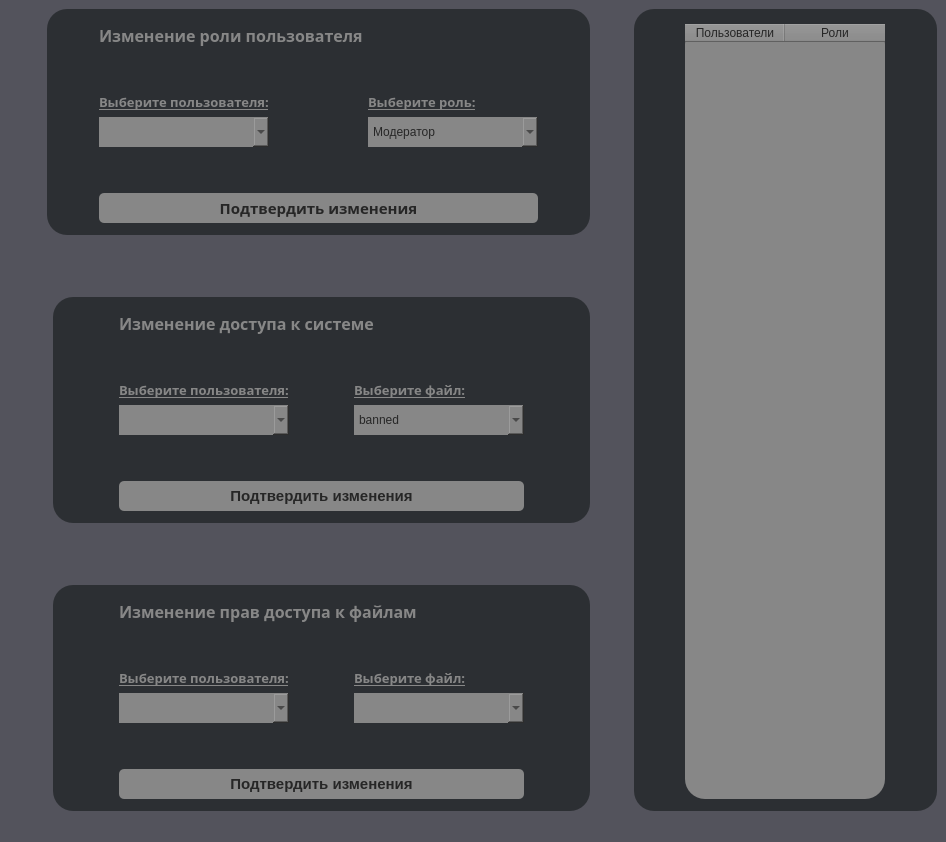
Before: the Qt Designer form adminpanel2.ui in Proto999/authgui, drawn with Qt 5.
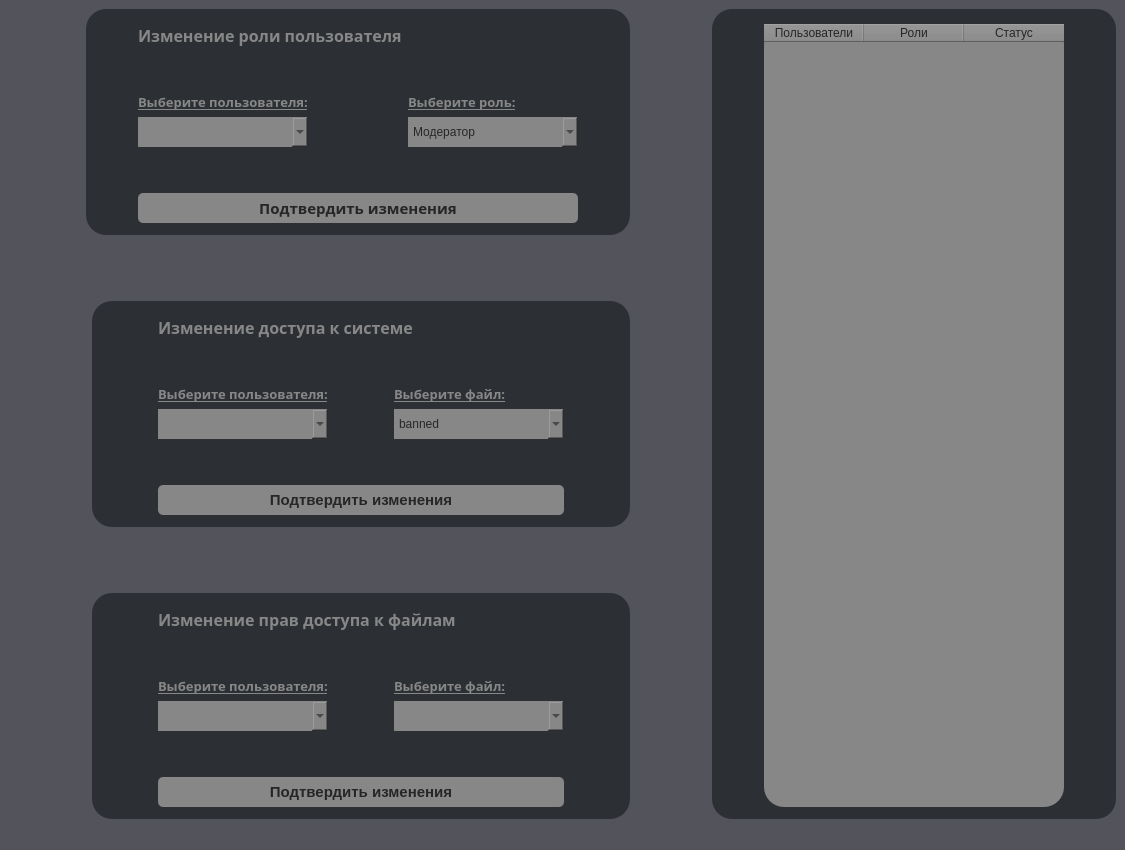
After: the same form once the commit is applied.

The edit to the form file:
```diff
--- a/adminpanel2.ui
+++ b/adminpanel2.ui
@@ -6,8 +6,8 @@
    <rect>
     <x>0</x>
     <y>0</y>
-    <width>946</width>
-    <height>842</height>
+    <width>1125</width>
+    <height>850</height>
    </rect>
   </property>
   <property name="windowTitle">
@@ -462,7 +462,7 @@
      <widget class="QGroupBox" name="groupBox">
       <property name="minimumSize">
        <size>
-        <width>260</width>
+        <width>317</width>
         <height>300</height>
        </size>
       </property>
@@ -492,7 +492,7 @@
         <widget class="QTableWidget" name="tableWidget">
          <property name="minimumSize">
           <size>
-           <width>200</width>
+           <width>300</width>
            <height>280</height>
           </size>
          </property>
@@ -510,12 +510,23 @@
           <property name="text">
            <string>Пользователи</string>
           </property>
+          <property name="font">
+           <font>
+            <family>Segoe UI</family>
+            <bold>false</bold>
+           </font>
+          </property>
          </column>
          <column>
           <property name="text">
            <string>Роли</string>
           </property>
          </column>
+         <column>
+          <property name="text">
+           <string>Статус</string>
+          </property>
+         </column>
         </widget>
        </item>
        <item>
```
